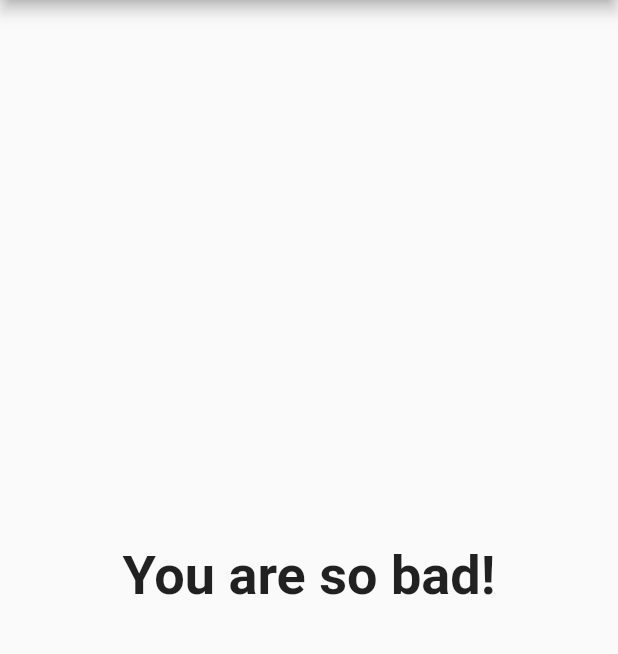
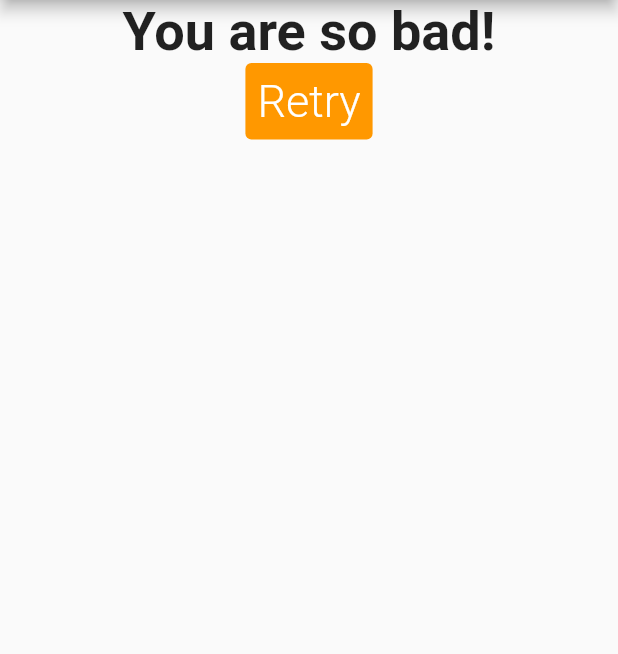
Before and after one commit to trm11tkr/flutter-complete-guide, a Flutter app: the screen it shows after launch, after a tap on "Black", after a tap on "Rabbit", after a tap on "Badminton", on a phone screen of 412 x 824 dp, the part 84-738 px from its top. Run offline on Flutter 3.47's test engine with Material 2 defaults, Android fonts, the phone set to English and light mode, and no system bars.

Commit message:
クイズリセット機能の追加

```diff
--- a/lib/main.dart
+++ b/lib/main.dart
@@ -51,6 +51,13 @@ class _MyAppState extends State<MyApp> {
     },
   ];
 
+  void _resetQuiz() {
+    setState(() {
+      _questionIndex = 0;
+      _totalScore = 0;
+    });
+  }
+
   void _answerQuestion(int score) {
     _totalScore += score;
 
@@ -72,7 +79,7 @@ class _MyAppState extends State<MyApp> {
                 questions: _questions,
                 questionIndex: _questionIndex,
               )
-            : Result(resultScore: _totalScore),
+            : Result(resultScore: _totalScore, restHandler: _resetQuiz,),
       ),
     );
   }
--- a/lib/result.dart
+++ b/lib/result.dart
@@ -1,9 +1,11 @@
 import 'package:flutter/material.dart';
 
 class Result extends StatelessWidget {
-  const Result({Key? key, required this.resultScore}) : super(key: key);
+  const Result({Key? key, required this.resultScore, required this.restHandler})
+      : super(key: key);
 
   final int resultScore;
+  final VoidCallback restHandler;
 
   String get resultPhrase {
     var resultText = 'You did it!';
@@ -22,12 +24,28 @@ class Result extends StatelessWidget {
   @override
   Widget build(BuildContext context) {
     return Center(
-      child: Text(
-        resultPhrase,
-        style: const TextStyle(
-          fontSize: 36,
-          fontWeight: FontWeight.bold,
-        ),
+      child: Column(
+        children: [
+          Text(
+            resultPhrase,
+            style: const TextStyle(
+              fontSize: 36,
+              fontWeight: FontWeight.bold,
+            ),
+          ),
+          TextButton(
+            style: TextButton.styleFrom(
+              primary: Colors.white,
+              backgroundColor: Colors.orange,
+              textStyle: const TextStyle(
+                fontSize: 30,
+                fontWeight: FontWeight.w300,
+              ),
+            ),
+            onPressed: restHandler,
+            child: const Text('Retry'),
+          ),
+        ],
       ),
     );
   }
```
